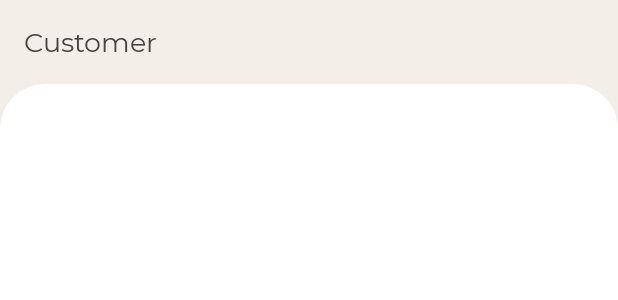
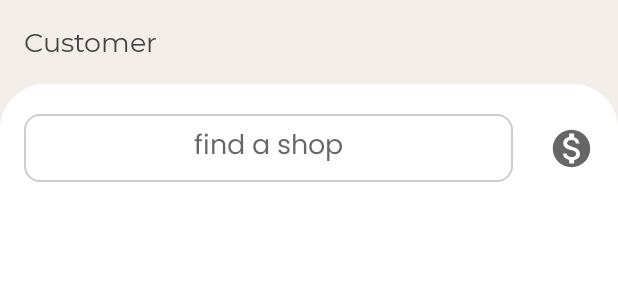
Before and after one commit to takieddine12/vendorshop, an Android app: the layout activity_customer_main.xml on its own in the app's theme, with its tools: preview values and no code run, on a phone screen of 412 x 824 dp. Shown: the top 300 px of the screen. Run offline under Robolectric (Android 15) with nearby library versions, the phone set to English and light mode, and no system bars; Roboto replaces fonts that are not available here.

Commit message:
new push 1

```diff
--- a/app/src/main/java/com/android/app/shoppy/seller/SellerMainActivity.kt
+++ b/app/src/main/java/com/android/app/shoppy/seller/SellerMainActivity.kt
@@ -1,6 +1,5 @@
 package com.android.app.shoppy.seller
 
-import android.content.DialogInterface
 import android.content.Intent
 import android.graphics.Color
 import androidx.appcompat.app.AppCompatActivity
@@ -12,10 +11,9 @@ import android.view.MenuItem
 import android.widget.TextView
 import androidx.appcompat.app.AlertDialog
 import com.android.app.shoppy.R
-import com.android.app.shoppy.customer.CustomerLoginAcitivity
 import com.android.app.shoppy.databinding.ActivitySellerMainBinding
-import com.android.app.shoppy.fragments.seller.SellerFirstFragment
-import com.android.app.shoppy.fragments.seller.SellerSecondFragment
+import com.android.app.shoppy.ui.seller.SellerFirstFragment
+import com.android.app.shoppy.ui.seller.SellerSecondFragment
 import com.android.app.shoppy.models.OrderModel
 import com.android.app.shoppy.notification.NotificationService
 import com.google.android.material.tabs.TabLayout
--- a/app/src/main/java/com/android/app/shoppy/fragments/seller/SellerFirstFragment.kt
+++ b/app/src/main/java/com/android/app/shoppy/ui/seller/SellerFirstFragment.kt
@@ -1,4 +1,4 @@
-package com.android.app.shoppy.fragments.seller
+package com.android.app.shoppy.ui.seller
 
 import android.content.Intent
 import android.os.Bundle
@@ -7,10 +7,7 @@ import android.text.TextWatcher
 import android.view.LayoutInflater
 import android.view.View
 import android.view.ViewGroup
-import android.view.inputmethod.EditorInfo
-import androidx.core.widget.addTextChangedListener
 import androidx.fragment.app.Fragment
-import androidx.recyclerview.widget.GridLayoutManager
 import androidx.recyclerview.widget.LinearLayoutManager
 import androidx.recyclerview.widget.StaggeredGridLayoutManager
 import com.android.app.shoppy.adapters.ProductsAdapter
--- /dev/null
+++ b/app/src/main/res/drawable/ic_baseline_monetization_on_24.xml
@@ -0,0 +1,10 @@
+<vector xmlns:android="http://schemas.android.com/apk/res/android"
+    android:width="24dp"
+    android:height="24dp"
+    android:viewportWidth="24"
+    android:viewportHeight="24"
+    android:tint="?attr/colorControlNormal">
+  <path
+      android:fillColor="@android:color/white"
+      android:pathData="M12,2C6.48,2 2,6.48 2,12s4.48,10 10,10 10,-4.48 10,-10S17.52,2 12,2zM13.41,18.09L13.41,20h-2.67v-1.93c-1.71,-0.36 -3.16,-1.46 -3.27,-3.4h1.96c0.1,1.05 0.82,1.87 2.65,1.87 1.96,0 2.4,-0.98 2.4,-1.59 0,-0.83 -0.44,-1.61 -2.67,-2.14 -2.48,-0.6 -4.18,-1.62 -4.18,-3.67 0,-1.72 1.39,-2.84 3.11,-3.21L10.74,4h2.67v1.95c1.86,0.45 2.79,1.86 2.85,3.39L14.3,9.34c-0.05,-1.11 -0.64,-1.87 -2.22,-1.87 -1.5,0 -2.4,0.68 -2.4,1.64 0,0.84 0.65,1.39 2.67,1.91s4.18,1.39 4.18,3.91c-0.01,1.83 -1.38,2.83 -3.12,3.16z"/>
+</vector>
--- a/app/src/main/res/layout/activity_customer_main.xml
+++ b/app/src/main/res/layout/activity_customer_main.xml
@@ -25,27 +25,53 @@
 
     </androidx.appcompat.widget.Toolbar>
 
-
     <LinearLayout
         android:layout_width="match_parent"
         android:layout_height="match_parent"
         android:orientation="vertical"
         android:background="@drawable/edge_bg_shape">
 
-        <com.google.android.material.tabs.TabLayout
+        <androidx.constraintlayout.widget.ConstraintLayout
             android:layout_width="match_parent"
-            android:layout_height="45dp"
-            app:tabIndicatorColor="@null"
-            app:tabBackground="@drawable/selected_tab_background_color"
-            android:layout_marginTop="30dp"
-            android:layout_marginEnd="30dp"
-            android:layout_marginStart="30dp"
-            android:id="@+id/tab"/>
+            android:layout_height="wrap_content"
+            android:layout_marginTop="20dp">
 
-        <FrameLayout
+            <EditText
+                android:id="@+id/editSearch"
+                android:layout_width="0dp"
+                android:layout_height="45dp"
+                android:layout_marginStart="16dp"
+                android:layout_marginEnd="24dp"
+                android:background="@drawable/edit_search_design"
+                android:fontFamily="@font/poppins"
+                android:gravity="center"
+                android:hint="find a shop"
+                android:imeOptions="actionSearch"
+                android:inputType="text"
+                android:maxLines="1"
+                app:layout_constraintBottom_toBottomOf="parent"
+                app:layout_constraintEnd_toStartOf="@+id/orders"
+                app:layout_constraintStart_toStartOf="parent"
+                app:layout_constraintTop_toTopOf="parent" />
+
+
+            <ImageView
+                android:id="@+id/orders"
+                android:layout_width="30dp"
+                android:layout_height="30dp"
+                android:layout_marginEnd="16dp"
+                android:src="@drawable/ic_baseline_monetization_on_24"
+                app:layout_constraintBottom_toBottomOf="parent"
+                app:layout_constraintEnd_toEndOf="parent"
+                app:layout_constraintTop_toTopOf="parent" />
+
+        </androidx.constraintlayout.widget.ConstraintLayout>
+
+        <androidx.recyclerview.widget.RecyclerView
             android:layout_width="match_parent"
             android:layout_height="match_parent"
-            android:id="@+id/frameLayout"
-            android:layout_margin="15dp"/>
+            android:id="@+id/recycler"
+            android:layout_marginTop="10dp"
+            android:scrollbars="vertical"/>
     </LinearLayout>
 </LinearLayout>
```
Also changed, not shown: app/src/main/java/com/android/app/shoppy/adapters/StoresAdapter.kt (deleted, +0 -79 lines), app/src/main/java/com/android/app/shoppy/customer/CustomerMainActivity.kt (+54 -37 lines), app/src/main/java/com/android/app/shoppy/fragments/customer/CustomerFirstFragment.kt (deleted, +0 -162 lines), app/src/main/java/com/android/app/shoppy/models/ProductModel.kt (+12 -8 lines), app/src/main/java/com/android/app/shoppy/ui/CustomerOrdersActivity.kt (renamed from app/src/main/java/com/android/app/shoppy/fragments/seller/SellerSecondFragment.kt, +41 -68 lines), app/src/main/java/com/android/app/shoppy/ui/seller/SellerSecondFragment.kt (renamed from app/src/main/java/com/android/app/shoppy/fragments/customer/CustomerSecondFragment.kt, +59 -68 lines), app/src/main/res/layout/customer_first_layout.xml (deleted, +0 -29 lines).
